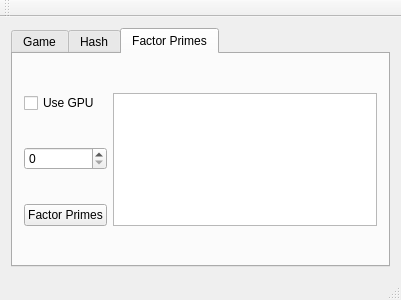
Before: the Qt Designer form CapstoneCryptography/forms/mainwindow.ui in egandunning/learn-crypto, drawn with Qt 5.
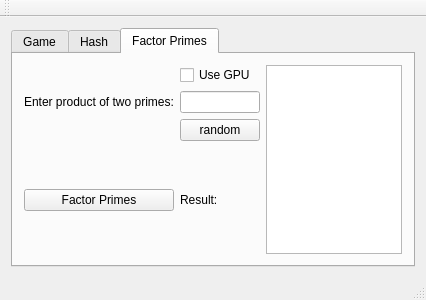
After: the same form once the commit is applied. The open tabs and pages were chosen to show the change.

Commit message: integrated factoring into GUI

```diff
--- a/CapstoneCryptography/forms/mainwindow.ui
+++ b/CapstoneCryptography/forms/mainwindow.ui
@@ -6,7 +6,7 @@
    <rect>
     <x>0</x>
     <y>0</y>
-    <width>401</width>
+    <width>426</width>
     <height>300</height>
    </rect>
   </property>
@@ -128,25 +128,53 @@
        </attribute>
        <layout class="QGridLayout" name="gridLayout_2">
         <item row="1" column="0">
-         <widget class="QSpinBox" name="enterNumberBox"/>
+         <widget class="QLabel" name="label_7">
+          <property name="text">
+           <string>Enter product of two primes:</string>
+          </property>
+         </widget>
         </item>
-        <item row="0" column="0">
-         <widget class="QCheckBox" name="GPUCheckBox">
+        <item row="1" column="1">
+         <widget class="QLineEdit" name="compositeTextField"/>
+        </item>
+        <item row="2" column="1">
+         <widget class="QPushButton" name="random_composite">
           <property name="text">
-           <string>Use GPU</string>
+           <string>random</string>
           </property>
          </widget>
         </item>
-        <item row="2" column="0">
+        <item row="5" column="0">
          <widget class="QPushButton" name="factorPrimesButton">
           <property name="text">
            <string>Factor Primes</string>
           </property>
          </widget>
         </item>
-        <item row="0" column="1" rowspan="3">
+        <item row="0" column="1">
+         <widget class="QCheckBox" name="GPUCheckBox">
+          <property name="text">
+           <string>Use GPU</string>
+          </property>
+         </widget>
+        </item>
+        <item row="0" column="3" rowspan="8">
          <widget class="QGraphicsView" name="graphicsView"/>
         </item>
+        <item row="6" column="1">
+         <widget class="QLabel" name="resultLabel">
+          <property name="text">
+           <string/>
+          </property>
+         </widget>
+        </item>
+        <item row="5" column="1">
+         <widget class="QLabel" name="label_8">
+          <property name="text">
+           <string>Result:</string>
+          </property>
+         </widget>
+        </item>
        </layout>
       </widget>
      </widget>
```
Left out of the diff: 6 changed lines with no effect on the pictures. The commit also changes 6 other files.
